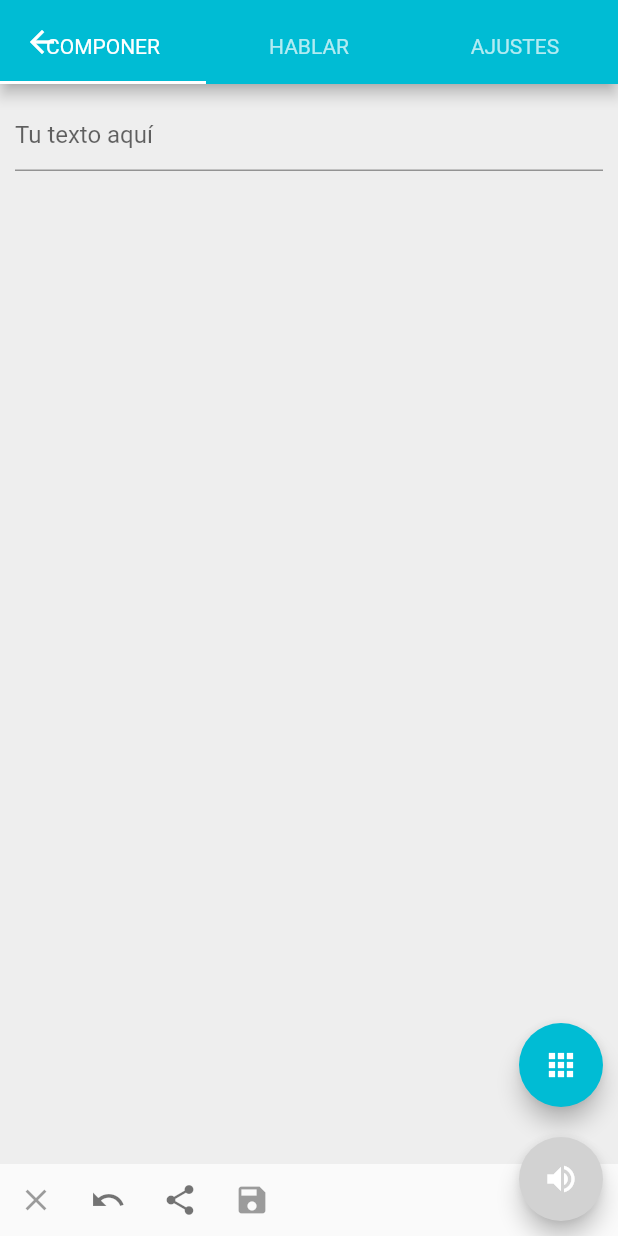
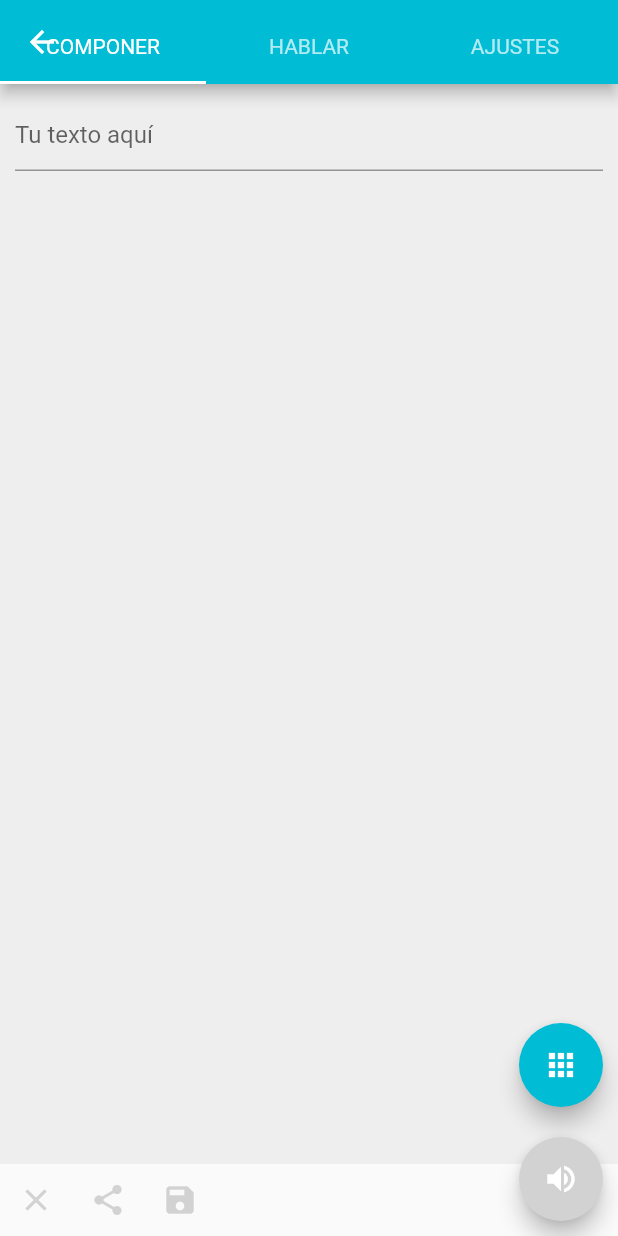
Before and after one commit to redela-investigacion/conversando-flutter, a Flutter app: the HomePage screen opened by its route, on a phone screen of 412 x 824 dp. Run offline on Flutter 3.47's test engine with Material 2 defaults, Android fonts, the phone set to English and light mode, and no system bars; our stand-ins replace flutter_tts, font_awesome_flutter, localstorage, share.

Commit message:
Sharing from composer

```diff
--- a/lib/composer.dart
+++ b/lib/composer.dart
@@ -3,6 +3,7 @@ import 'package:flutter/material.dart';
 import 'package:conversando/context.dart';
 import 'package:conversando/composerField.dart';
 import 'package:conversando/savePhrase.dart';
+import 'package:share/share.dart';
 
 class ComposerWidget extends StatelessWidget {
   @override
@@ -25,26 +26,30 @@ class ComposerWidget extends StatelessWidget {
                 child: Row(children: [
               IconButton(
                 icon: Icon(Icons.close),
-                color: Colors.red,
+                color: Colors.red, disabledColor: Color(0xFFD2D2D2),
                 onPressed: tc.getWords().length == 0 ? null : () {
                   tc.clearText();
                   tc.clearWords();
                 }
               ),
+              /*
               IconButton(
                 icon: Icon(Icons.undo),
                 color: Colors.black54,
                 onPressed: () {},
-              ),
+              ),*/
               IconButton(
                 icon: Icon(Icons.share),
-                color: Colors.black54,
-                onPressed: () {
+                color: Colors.grey,
+                disabledColor: Color(0xFFD2D2D2),
+                onPressed: tc.getWords().length == 0 ? null : () {
+                  Share.share(tc.getTextPhrase());
                 },
               ),
               IconButton(
                 icon: Icon(Icons.save),
                 color: Theme.of(context).primaryColor,
+                disabledColor: Color(0xFFD2D2D2),
                 onPressed: tc.getTextPhrase().length == 0 ? null : () {
                   _navigateAndDisplaySelection(context);
                 }
--- a/pubspec.yaml
+++ b/pubspec.yaml
@@ -18,6 +18,7 @@ dependencies:
   flutter_tts: 0.1.1
   localstorage: ^1.0.0
   font_awesome_flutter: 8.2.0
+  share: ^0.5.3
 
   # The following adds the Cupertino Icons font to your application.
   # Use with the CupertinoIcons class for iOS style icons.
```
